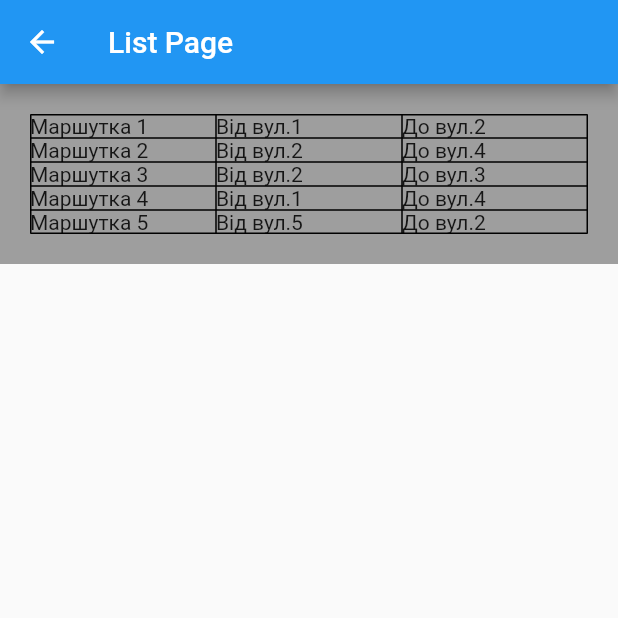
After one commit to lilLink/flutter_app, a Flutter app: the ListPage screen opened directly, on a phone screen of 412 x 824 dp, the top half of it. The commit adds this screen. Run offline on Flutter 3.47's test engine with Material 2 defaults, Android fonts, the phone set to English and light mode, and no system bars.

Commit message:
First step to create page

```diff
--- /dev/null
+++ b/lib/list-page.dart
@@ -0,0 +1,63 @@
+import 'package:flutter/material.dart';
+
+class MapPage extends StatelessWidget {
+  @override
+  Widget build(BuildContext context) {
+    return new Scaffold(
+      appBar: new AppBar(
+        title: new Text("Map"),
+      ),
+        body: new Checkbox(value: false, onChanged: (bool value){
+          Navigator.push(context,
+              new MaterialPageRoute(builder: (context) => new ListPage()));
+        }),
+    );
+  }
+
+}
+
+class ListPage extends StatelessWidget {
+  @override
+  Widget build(BuildContext context) {
+    return new Scaffold(
+      appBar: new AppBar(
+        title: new Text("List Page"),
+      ),
+      body: new Container(
+        color: Colors.grey,
+        padding: EdgeInsets.all(20.0),
+        child: Table(
+          border: TableBorder.all(color: Colors.black),
+          children: [
+            TableRow(children: [
+              Text('Маршутка 1'),
+              Text('Від вул.1'),
+              Text('До вул.2')
+            ]),
+            TableRow(children: [
+              Text('Маршутка 2'),
+              Text('Від вул.2'),
+              Text('До вул.4')
+            ]),
+            TableRow(children: [
+              Text('Маршутка 3'),
+              Text('Від вул.2'),
+              Text('До вул.3')
+            ]),
+            TableRow(children: [
+              Text('Маршутка 4'),
+              Text('Від вул.1'),
+              Text('До вул.4')
+            ]),
+            TableRow(children: [
+              Text('Маршутка 5'),
+              Text('Від вул.5'),
+              Text('До вул.2')
+            ])
+          ],
+        ),
+      )
+    );
+  }
+
+}
--- a/lib/main.dart
+++ b/lib/main.dart
@@ -1,4 +1,5 @@
 import 'package:flutter/material.dart';
+import 'package:flutter_app/list-page.dart';
 
 void main() => runApp(MyApp());
 
@@ -20,7 +21,7 @@ class MyApp extends StatelessWidget {
         // is not restarted.
         primarySwatch: Colors.blue,
       ),
-      home: MyHomePage(title: 'Flutter Demo Home Page'),
+      home: new MapPage(),
     );
   }
 }
```
